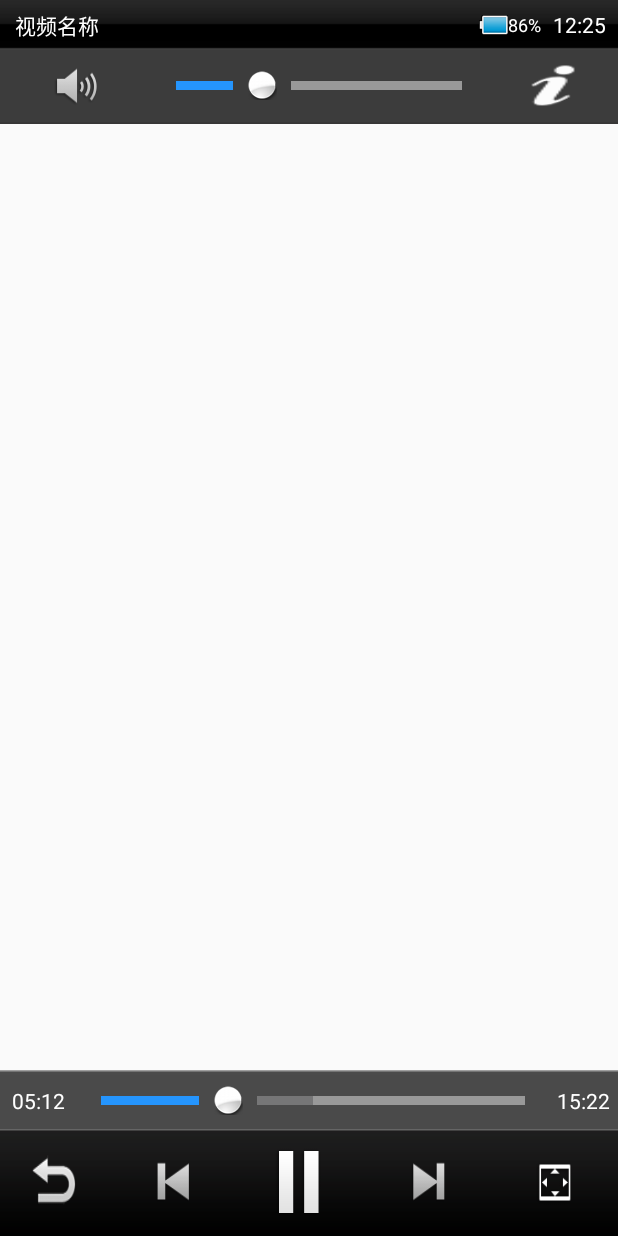
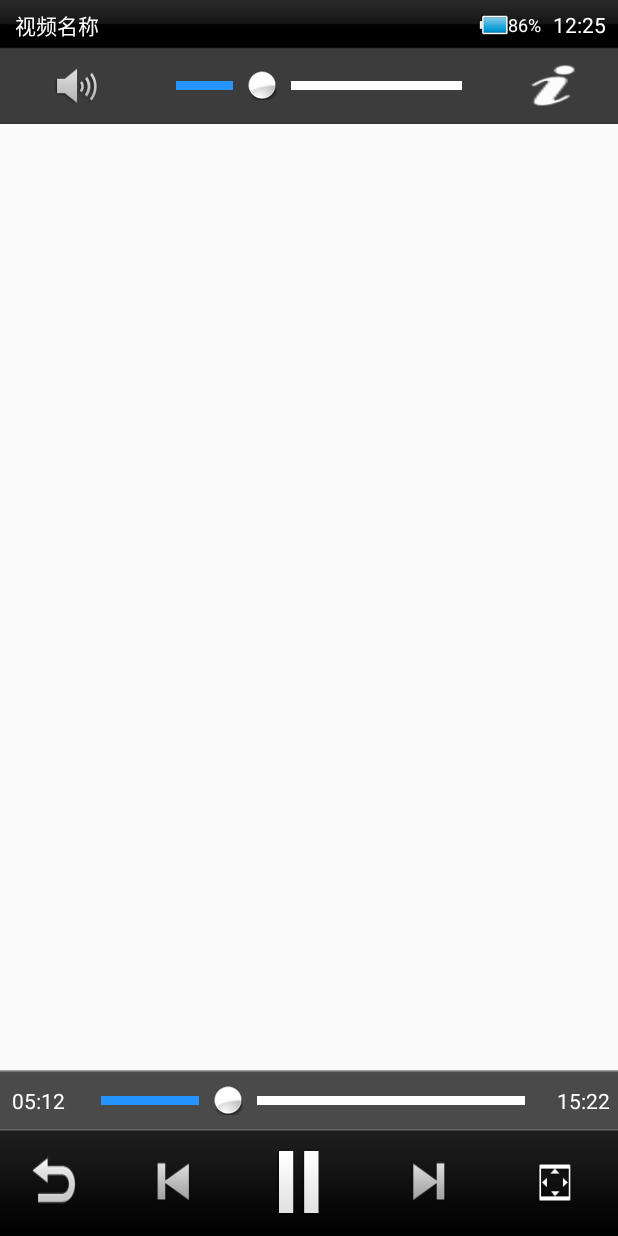
Before and after one commit to ppq19960109/MobilePlay, an Android app: the layout media_controller.xml on its own in the app's theme, with its tools: preview values and no code run, on a phone screen of 412 x 824 dp. Run offline under Robolectric (Android 15) with nearby library versions, the phone set to English and light mode, and no system bars.

Commit message:
V1.12_10.11

```diff
--- a/app/src/main/res/drawable/progress_horizontal.xml
+++ b/app/src/main/res/drawable/progress_horizontal.xml
@@ -16,7 +16,7 @@
 <layer-list xmlns:android="http://schemas.android.com/apk/res/android">
 
     <item android:id="@android:id/background">
-        <color android:color="#999999" />
+        <color android:color="#ffffff" />
     </item>
 
     <item
--- a/app/src/main/res/layout/media_controller.xml
+++ b/app/src/main/res/layout/media_controller.xml
@@ -108,7 +108,7 @@
                 android:layout_weight="1"
                 android:maxHeight="6dp"
                 android:progress="30"
-                android:secondaryProgress="50"
+                android:secondaryProgress="0"
                 android:progressDrawable="@drawable/progress_horizontal"
                 android:thumb="@drawable/progress_thumb" />
 
```
Also changed, not shown: app/src/main/java/com/mobileplay/activity/SystemVideoPlayer.java (+27 -10 lines), 33 other files.
